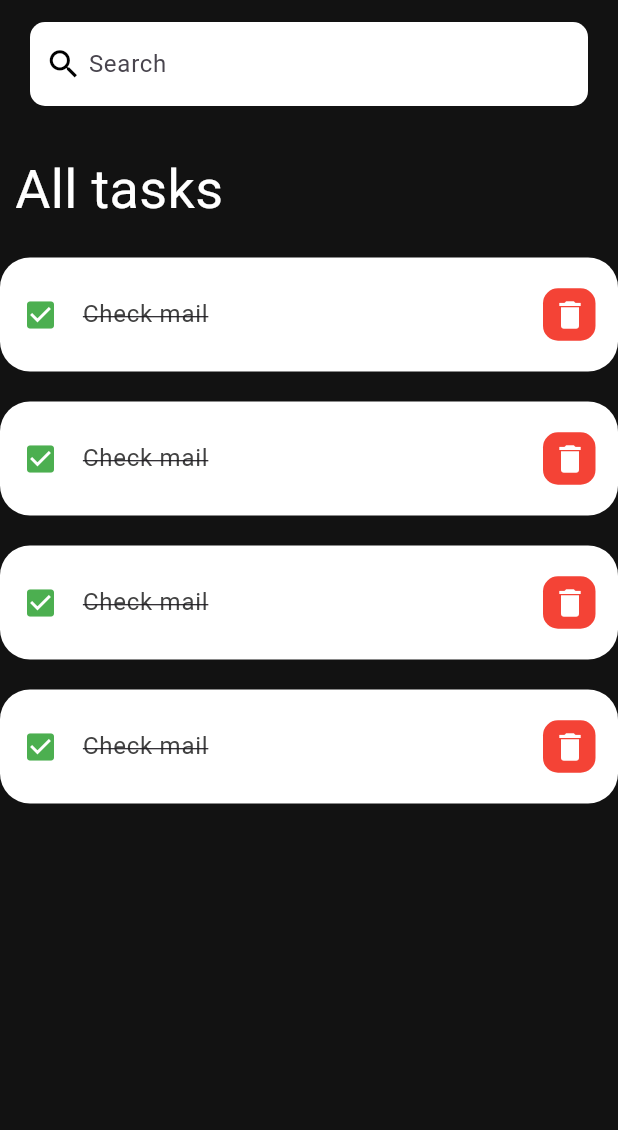
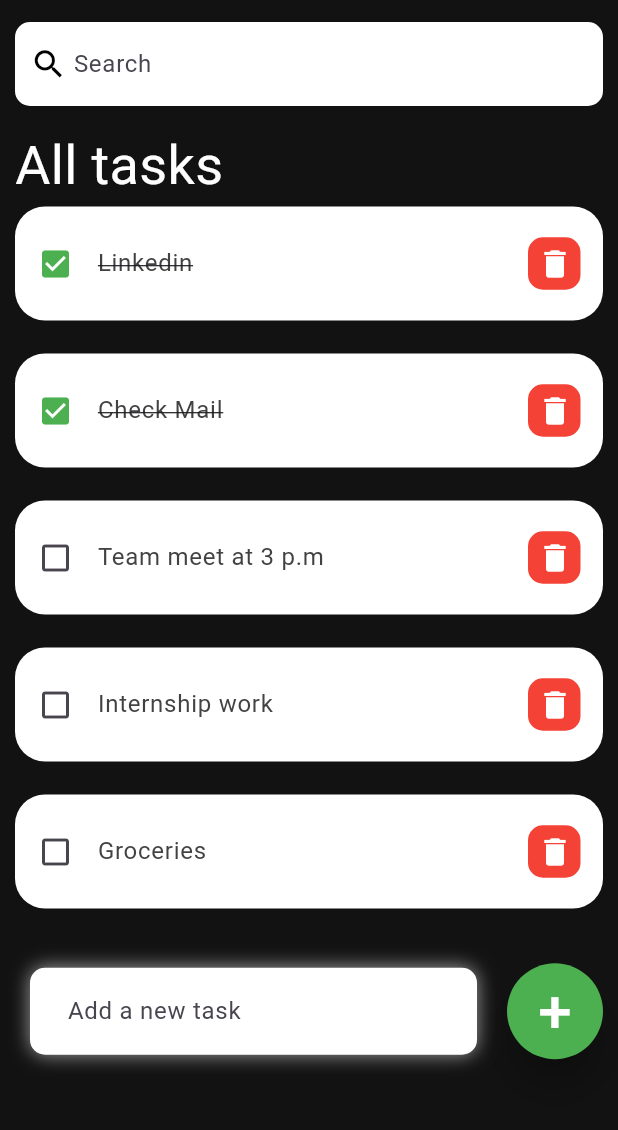
Before and after one commit to Saksham0205/to_do_app, a Flutter app: the screen it shows after launch, on a phone screen of 412 x 824 dp, the part 77-1207 px from its top. Run offline on Flutter 3.47's test engine with Material 3 defaults, Android fonts, the phone set to English and light mode, and no system bars.

Commit message:
Add new task and delete functionality

```diff
--- /dev/null
+++ b/lib/model/todo.dart
@@ -0,0 +1,22 @@
+class ToDo{
+  String? id;
+  String? todotext;
+  bool isDone;
+
+  ToDo({
+    required this.id,
+    required this.todotext,
+    this.isDone =false,
+
+});
+static List<ToDo> TodoList(){
+  return[
+    ToDo(id: "1", todotext: "Linkedin", isDone: true),
+    ToDo(id: "2", todotext: "Check Mail", isDone: true),
+    ToDo(id: "3", todotext: "Team meet at 3 p.m" ),
+    ToDo(id: "4", todotext: "Internship work" ),
+    ToDo(id: "5", todotext: "Groceries "),
+  ];
+}
+
+}
--- a/lib/screens/homepage.dart
+++ b/lib/screens/homepage.dart
@@ -1,21 +1,24 @@
 import 'package:flutter/cupertino.dart';
 import 'package:flutter/material.dart';
-import 'package:flutter/widgets.dart';
-import 'package:to_do_app/widgets/todo_item.dart';
+import '../model/todo.dart';
+import '../widgets/todo_item.dart';
 
 class HomePage extends StatefulWidget {
-  const HomePage({super.key});
+  const HomePage({Key? key}) : super(key: key);
 
   @override
   State<HomePage> createState() => _HomePageState();
 }
 
 class _HomePageState extends State<HomePage> {
+  final todosList = ToDo.TodoList();
+  final todoController = TextEditingController();
+
   @override
   Widget build(BuildContext context) {
     return Scaffold(
       appBar: AppBar(
-        leading: Icon(Icons.menu,size: 35,color: Colors.white,),
+        leading: Icon(Icons.menu, size: 35, color: Colors.white),
         actions: [
           Padding(
             padding: EdgeInsets.all(5), // Adjust the value as needed
@@ -25,16 +28,18 @@ class _HomePageState extends State<HomePage> {
             ),
           ),
         ],
-        title: Text("To-Do",style: TextStyle(color: Colors.white),),
+        title: Text(
+          "To-Do",
+          style: TextStyle(color: Colors.white),
+        ),
         backgroundColor: Color(0xff121212),
         centerTitle: true,
       ),
       backgroundColor: Color(0xff121212),
-      body: Column(
+      body: Stack(
         children: [
-          Padding(padding: EdgeInsets.symmetric(horizontal: 20,vertical: 10),
-              child:
           Container(
+            margin: EdgeInsets.only(right: 10, left: 10, top: 10),
             padding: EdgeInsets.symmetric(horizontal: 10),
             decoration: BoxDecoration(
               borderRadius: BorderRadius.circular(10),
@@ -43,7 +48,11 @@ class _HomePageState extends State<HomePage> {
             child: TextField(
               decoration: InputDecoration(
                 contentPadding: EdgeInsets.all(16),
-                prefixIcon: Icon(Icons.search,color: Colors.black,size: 25,),
+                prefixIcon: Icon(
+                  Icons.search,
+                  color: Colors.black,
+                  size: 25,
+                ),
                 prefixIconConstraints: BoxConstraints(
                   maxHeight: 25,
                   minWidth: 25,
@@ -53,33 +62,107 @@ class _HomePageState extends State<HomePage> {
               ),
             ),
           ),
-            ),
-          Expanded(
-
+          Container(
+            margin: EdgeInsets.only(top: 80, bottom: 20),
             child: ListView(
               children: [
-              Padding(padding: EdgeInsets.symmetric(horizontal: 10,vertical: 20),child:
-              Container(
+                Padding(
+                  padding: EdgeInsets.symmetric(horizontal: 10),
+                  child: Container(
                     child: Text(
                       "All tasks",
-                  style: TextStyle(color: Colors.white,fontSize: 36,fontWeight: FontWeight.w400),
+                      style: TextStyle(
+                          color: Colors.white,
+                          fontSize: 36,
+                          fontWeight: FontWeight.w400),
                     ),
                   ),
                 ),
-
-              ToDoItem(),
-              ToDoItem(),
-              ToDoItem(),
-              ToDoItem(),
-
+                for (ToDo todo in todosList)
+                  Padding(
+                    padding: EdgeInsets.only(left: 10, right: 10, top: 2),
+                    child: ToDoItem(
+                      todo: todo,
+                      onToDoChanged: handleToDoChange,
+                      onDeleteItem: deleteToDoItem,
+                    ),
+                  ),
+                Align(
+                  alignment: Alignment.bottomCenter,
+                  child: Row(
+                    children: [
+                      Expanded(
+                        child: Container(
+                          margin:  EdgeInsets.only(
+                              bottom: 20, right: 20, left: 20),
+                          padding:
+                          EdgeInsets.symmetric(horizontal: 15, vertical: 5),
+                          decoration: BoxDecoration(
+                              color: Colors.white,
+                              boxShadow: [
+                                BoxShadow(
+                                    color: Colors.grey,
+                                    offset: Offset(0, 0),
+                                    blurRadius: 10,
+                                    spreadRadius: 0.0),
+                              ],
+                              borderRadius: BorderRadius.circular(10)),
+                          child: TextField(
+                            controller: todoController,
+                            decoration: InputDecoration(
+                              contentPadding: EdgeInsets.all(10),
+                              hintText: "Add a new task",
+                              border: InputBorder.none,
+                            ),
+                          ),
+                        ),
+                      ),
+                      Padding(
+                        padding: EdgeInsets.fromLTRB(0, 0, 10, 20),
+                        child: ElevatedButton(
+                          child: Text(
+                            "+",
+                            style: TextStyle(
+                                fontSize: 40, color: Colors.white),
+                          ),
+                          onPressed: () {
+                            addToDoItem(todoController.text);
+                          },
+                          style: ElevatedButton.styleFrom(
+                            shape: CircleBorder(),
+                            padding: EdgeInsets.all(20),
+                            backgroundColor: Colors.green,
+                            elevation: 10,
+                          ),
+                        ),
+                      ),
                     ],
                   ),
                 ),
-
               ],
-
             ),
-
+          ),
+        ],
+      ),
     );
   }
+
+  void handleToDoChange(ToDo todo) {
+    setState(() {
+      todo.isDone = !todo.isDone;
+    });
   }
+
+  void deleteToDoItem(String id) {
+    setState(() {
+      todosList.removeWhere((item) => item.id == id);
+    });
+  }
+
+  void addToDoItem(String toDo){
+    setState(() {
+      todosList.add(ToDo(id: DateTime.now().microsecondsSinceEpoch.toString(), todotext: toDo));
+    });
+    todoController.clear();
+  }
+}
--- a/lib/widgets/todo_item.dart
+++ b/lib/widgets/todo_item.dart
@@ -1,14 +1,15 @@
 import 'package:flutter/cupertino.dart';
 import 'package:flutter/material.dart';
 
-class ToDoItem extends StatefulWidget {
-  const ToDoItem({super.key});
+import '../model/todo.dart';
 
-  @override
-  State<ToDoItem> createState() => _ToDoItemState();
-}
+class ToDoItem extends StatelessWidget {
+  final ToDo todo;
+  final Function(ToDo) onToDoChanged;
+  final Function(String) onDeleteItem; // Updated parameter type
 
-class _ToDoItemState extends State<ToDoItem> {
+  const ToDoItem({Key? key, required this.todo, required this.onToDoChanged, required this.onDeleteItem}) : super(key: key);
+
   @override
   Widget build(BuildContext context) {
     return Container(
@@ -16,13 +17,26 @@ class _ToDoItemState extends State<ToDoItem> {
       child: ListTile(
         contentPadding: EdgeInsets.symmetric(horizontal: 15,vertical: 10),
         tileColor: Colors.white,
-        onTap: (){},
+        onTap: () {
+          onToDoChanged(todo);
+        },
         shape: RoundedRectangleBorder(
           borderRadius: BorderRadius.circular(20),
         ),
-        leading: Icon(Icons.check_box,color: Colors.green,),
-        title: Text("Check mail",style: TextStyle(decoration: TextDecoration.lineThrough,fontSize: 16,color: Colors.grey.shade800),),
-        trailing: Container(
+        leading: todo.isDone ? Icon(Icons.check_box,color: Colors.green,) : Icon(Icons.check_box_outline_blank),
+        title: Text(
+          todo.todotext!,
+          style: TextStyle(
+            decoration: todo.isDone ? TextDecoration.lineThrough : null,
+            fontSize: 16,
+            color: Colors.grey.shade800,
+          ),
+        ),
+        trailing: GestureDetector(
+          onTap: () {
+            onDeleteItem(todo.id!);
+          },
+          child: Container(
             height: 35,
             width: 35,
             decoration: BoxDecoration(
@@ -30,8 +44,8 @@ class _ToDoItemState extends State<ToDoItem> {
               color: Colors.red,
             ),
             padding: EdgeInsets.all(6),
-
-          child: Icon(Icons.delete,color: Colors.white,),
+            child: Icon(Icons.delete, color: Colors.white),
+          ),
         ),
       ),
     );
```
Lines whose indentation alone changed are shown as unchanged.
